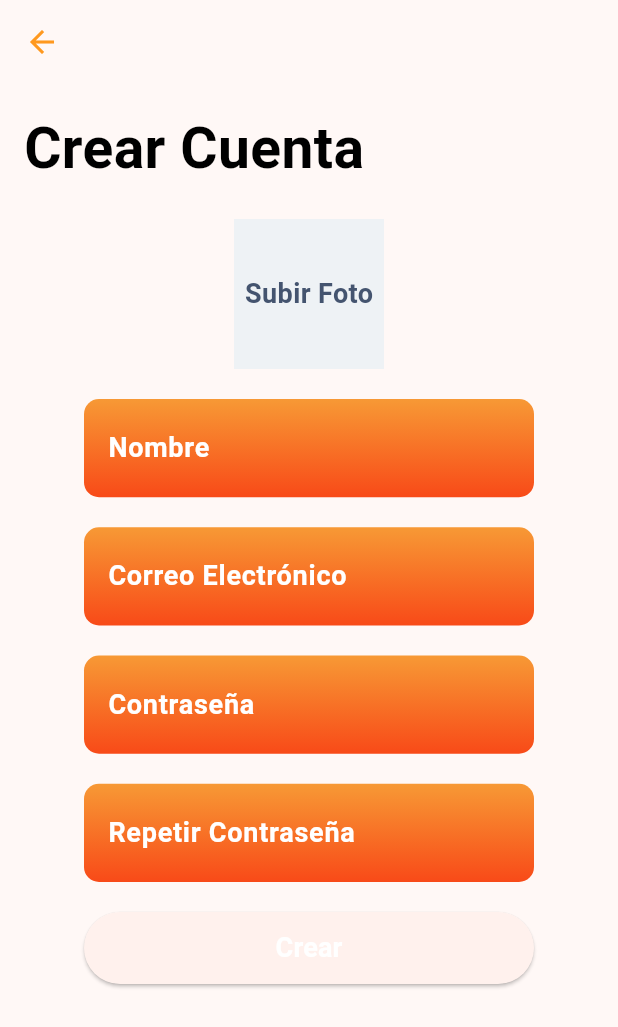
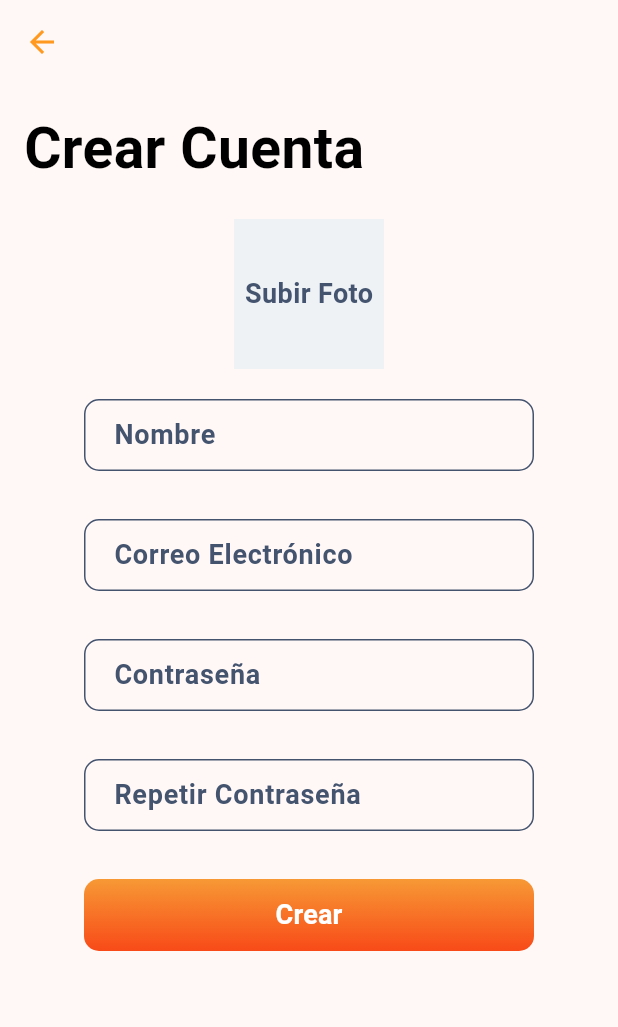
Before and after one commit to Braian-Quintian/App-Prueba, a Flutter app: the screen it shows after launch, after a tap on "Crear cuenta", on a phone screen of 412 x 824 dp. Shown: the top 1027 px of the screen. Run offline on Flutter 3.47's test engine with Material 2 defaults, Android fonts, the phone set to English and light mode, and no system bars; our stand-ins replace image_picker, sqflite; accounts and stored records are empty.

Commit message:
feat: :sparkles: Actualizacion

```diff
--- a/app_prueba/lib/presentacion/paginas/create_page.dart
+++ b/app_prueba/lib/presentacion/paginas/create_page.dart
@@ -159,16 +159,10 @@ class MyFormFields extends StatelessWidget {
       {bool isPassword = false}) {
     return Container(
       width: 300,
+      height: 60,
       decoration: BoxDecoration(
         borderRadius: BorderRadius.circular(10),
-        gradient: const LinearGradient(
-          colors: [
-            Color(0xFFF79935), // Color del botón (lado derecho del degradado)
-            Color(0xFFF84A18), // Color del botón (lado izquierdo del degradado)
-          ],
-          begin: Alignment.topCenter,
-          end: Alignment.bottomCenter,
-        ),
+
       ),
       child: TextField(
         controller: controller,
@@ -179,11 +173,22 @@ class MyFormFields extends StatelessWidget {
           labelStyle: const TextStyle(
             fontSize: 18,
             fontWeight: FontWeight.bold,
-            color: Colors.white,
+            color: Color(0xFF44546F),
           ),
           hintText: hintText,
-          hintStyle: const TextStyle(color: Color(0xFFA29B96)),
-          border: InputBorder.none,
+          hintStyle: const TextStyle(color: Color.fromARGB(255, 255, 255, 255)),
+          border: OutlineInputBorder(
+            borderRadius: BorderRadius.circular(10), // Añadir el border-radius aquí
+            borderSide: const BorderSide(color: Color(0xFF44546F), width: 1.0),
+          ),
+          focusedBorder: OutlineInputBorder(
+            borderRadius: BorderRadius.circular(10), // Añadir el border-radius aquí
+            borderSide: const BorderSide(color: Color(0xFF44546F), width: 1.0),
+          ),
+          enabledBorder: OutlineInputBorder(
+            borderRadius: BorderRadius.circular(10), // Añadir el border-radius aquí
+            borderSide: const BorderSide(color: Color(0xFF44546F), width: 1.0),
+          ),
           contentPadding: const EdgeInsets.symmetric(horizontal: 16, vertical: 12),
         ),
       ),
@@ -292,18 +297,48 @@ class CreateAccountButton extends StatelessWidget {
             );
           }
         },
+        style: ElevatedButton.styleFrom(
+          shape: RoundedRectangleBorder(
+            borderRadius: BorderRadius.circular(10),
+          ),
+          padding: EdgeInsets.zero,
+          tapTargetSize: MaterialTapTargetSize.shrinkWrap,
+          elevation: 0,
+          primary: Colors.transparent, // Hacemos el fondo transparente
+        ),
+        child: Ink(
+          decoration: BoxDecoration(
+            gradient: const LinearGradient(
+              colors: [
+                Color(0xFFF79935),
+                Color(0xFFF84A18),
+              ],
+              begin: Alignment.topCenter,
+              end: Alignment.bottomCenter,
+            ),
+            borderRadius: BorderRadius.circular(10),
+          ),
+          child: Container(
+            constraints: const BoxConstraints(
+              minWidth: 88.0,
+              minHeight: 36.0,
+            ),
+            alignment: Alignment.center,
             child: const Text(
               'Crear',
               style: TextStyle(
                 color: Colors.white,
                 fontSize: 18,
                 fontWeight: FontWeight.bold,
+              )
+            )
           ),
         ),
       ),
     );
   }
 }
+
 
 class GifView extends StatelessWidget {
   const GifView({Key? key}) : super(key: key);
--- a/app_prueba/lib/presentacion/paginas/login_page.dart
+++ b/app_prueba/lib/presentacion/paginas/login_page.dart
@@ -24,7 +24,7 @@ class LoginPage extends StatelessWidget {
           constraints: const BoxConstraints.expand(),
           decoration: const BoxDecoration(
             image: DecorationImage(
-              image: AssetImage('assets/images/background_image.png'),
+              image: AssetImage('assets/splash.png'),
               fit: BoxFit.cover,
             ),
           ),
```
Also changed, not shown: 4 other files. Lines whose indentation alone changed are shown as unchanged.
